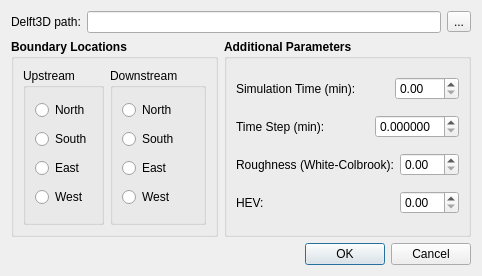
Before: the Qt Designer form MoRPHED_GUI/dialog_delftparams.ui in morphed/MoRPHED, drawn with Qt 5.
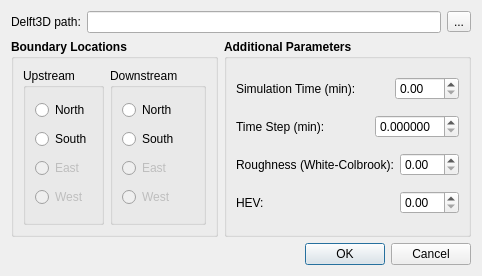
After: the same form once the commit is applied.

Commit message: disabling unimplemented buttons in the GUI

Diff of the .ui file:
```diff
--- a/MoRPHED_GUI/dialog_delftparams.ui
+++ b/MoRPHED_GUI/dialog_delftparams.ui
@@ -77,6 +77,9 @@
            </item>
            <item>
             <widget class="QRadioButton" name="rbtn_usEast">
+             <property name="enabled">
+              <bool>false</bool>
+             </property>
              <property name="text">
               <string>East</string>
              </property>
@@ -84,6 +87,9 @@
            </item>
            <item>
             <widget class="QRadioButton" name="rbtn_usWest">
+             <property name="enabled">
+              <bool>false</bool>
+             </property>
              <property name="text">
               <string>West</string>
              </property>
@@ -133,6 +139,9 @@
            </item>
            <item>
             <widget class="QRadioButton" name="rbtn_dsEast">
+             <property name="enabled">
+              <bool>false</bool>
+             </property>
              <property name="text">
               <string>East</string>
              </property>
@@ -140,6 +149,9 @@
            </item>
            <item>
             <widget class="QRadioButton" name="rbtn_dsWest">
+             <property name="enabled">
+              <bool>false</bool>
+             </property>
              <property name="text">
               <string>West</string>
              </property>
```
The commit also changes 1 other file.
